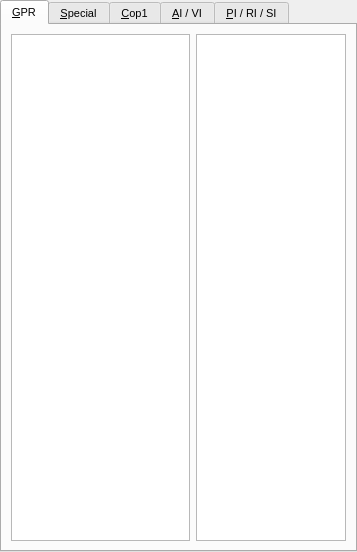
mupen64plus/mupen64plus-oldsvn, file main/gui_qt4/debugger/registerwidget.ui: the form before one commit.
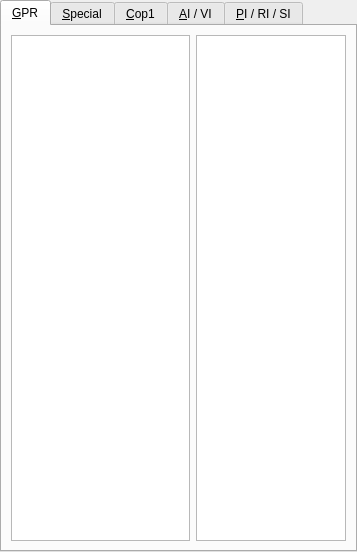
The form after the commit.

Commit message: 1. Implemented some missing functionality int the breakpoints widget. Edit and delete breakpoint. 2. Undid some reduced font size in the register widget. 3. Made some changes in the interface to the debugger to enable messages between debugger windows. 4. Fixed some small bugs in register widget. 4. Added possibility to navigate up and down in the disassembler window. Note: I feel it is ready for a merge to trunk...

```diff
--- a/main/gui_qt4/debugger/registerwidget.ui
+++ b/main/gui_qt4/debugger/registerwidget.ui
@@ -9,11 +9,6 @@
     <height>552</height>
    </rect>
   </property>
-  <property name="font" >
-   <font>
-    <pointsize>8</pointsize>
-   </font>
-  </property>
   <property name="windowTitle" >
    <string>Form</string>
   </property>
@@ -49,11 +44,6 @@
                <verstretch>0</verstretch>
               </sizepolicy>
              </property>
-             <property name="font" >
-              <font>
-               <pointsize>8</pointsize>
-              </font>
-             </property>
              <property name="lineWidth" >
               <number>0</number>
              </property>
@@ -85,11 +75,6 @@
                <verstretch>0</verstretch>
               </sizepolicy>
              </property>
-             <property name="font" >
-              <font>
-               <pointsize>8</pointsize>
-              </font>
-             </property>
              <property name="lineWidth" >
               <number>0</number>
              </property>
```
Left out of the diff: 5 changed lines with no effect on the pictures. The commit also changes 14 other files.
